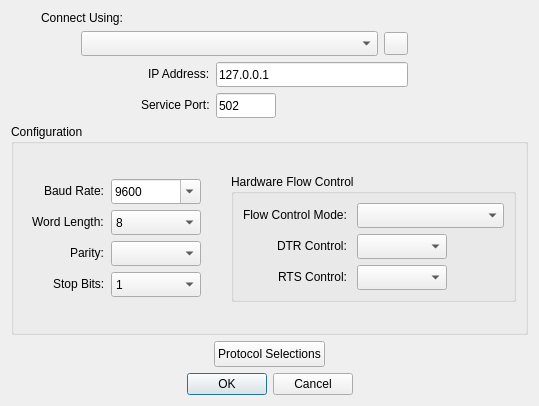
First picture: the form in omodscan/dialogs/dialogconnectiondetails.ui, repository sanny32/OpenModScan, before the edit.
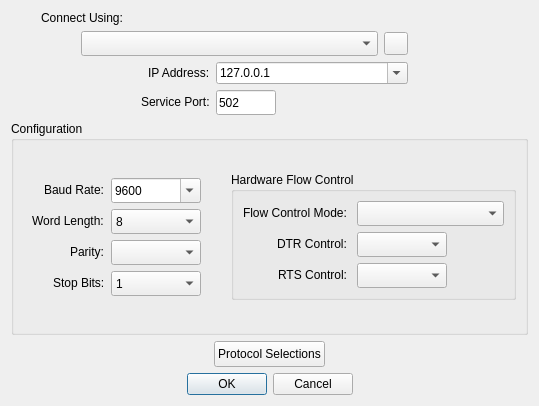
Second picture: the form after the edit. Icons and pictures are not drawn. Custom widgets are drawn as their Qt base class.

Commit message: Add history to inputed hosts

Diff of the .ui file:
```diff
--- a/omodscan/dialogs/dialogconnectiondetails.ui
+++ b/omodscan/dialogs/dialogconnectiondetails.ui
@@ -125,19 +125,6 @@
            </property>
           </widget>
          </item>
-         <item row="0" column="1">
-          <widget class="QLineEdit" name="lineEditIPAddress">
-           <property name="minimumSize">
-            <size>
-             <width>0</width>
-             <height>25</height>
-            </size>
-           </property>
-           <property name="text">
-            <string notr="true">127.0.0.1</string>
-           </property>
-          </widget>
-         </item>
          <item row="1" column="0">
           <widget class="QLabel" name="labelServicePort">
            <property name="text">
@@ -170,6 +157,16 @@
            </property>
           </widget>
          </item>
+         <item row="0" column="1">
+          <widget class="HostsComboBox" name="comboBoxIPAddress">
+           <property name="editable">
+            <bool>true</bool>
+           </property>
+           <property name="currentText">
+            <string notr="true">127.0.0.1</string>
+           </property>
+          </widget>
+         </item>
         </layout>
        </item>
        <item>
@@ -542,6 +539,11 @@
    <extends>QComboBox</extends>
    <header>booleancombobox.h</header>
   </customwidget>
+  <customwidget>
+   <class>HostsComboBox</class>
+   <extends>QComboBox</extends>
+   <header>hostscombobox.h</header>
+  </customwidget>
  </customwidgets>
  <resources>
   <include location="../resources.qrc"/>
```
The commit also changes 9 other files.
